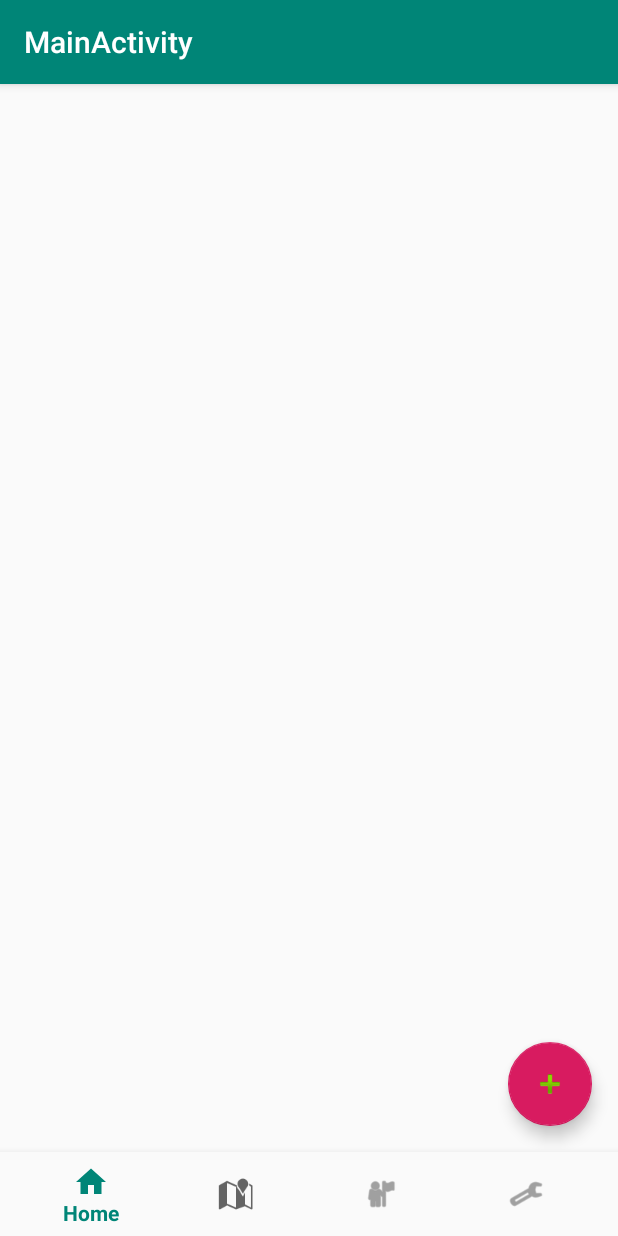
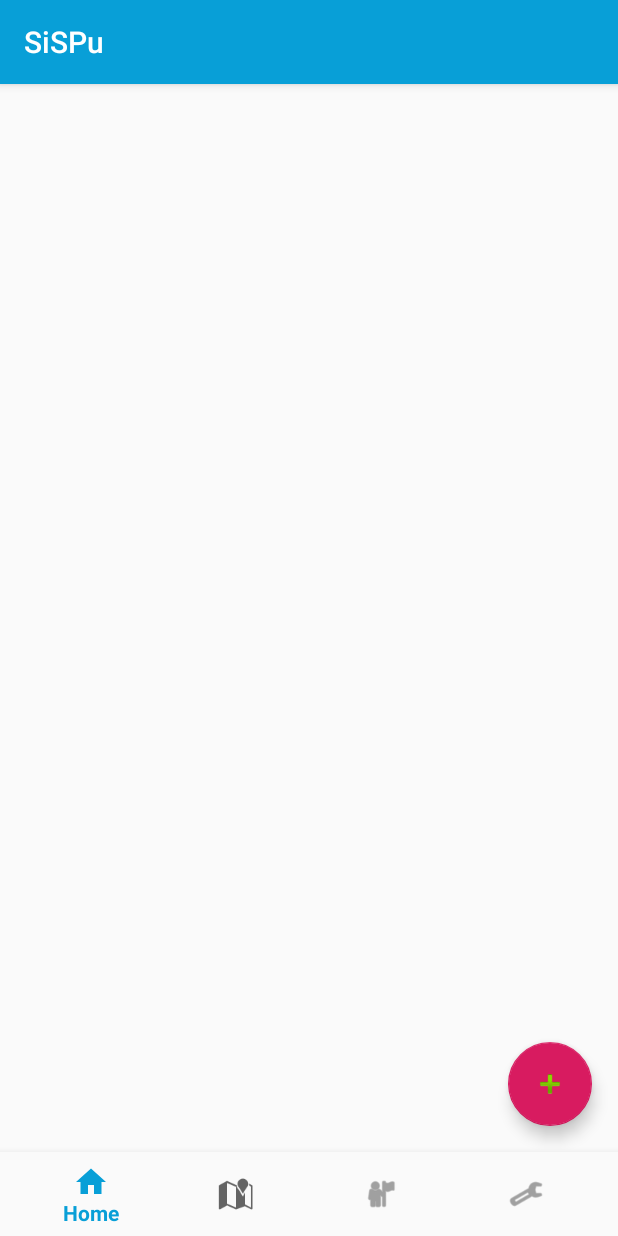
Before and after one commit to jacksonmaia/Novo-Sispu, an Android app: the screen it shows after launch once a user with an empty profile is signed in (MainActivity), on a phone screen of 412 x 824 dp. Run offline under Robolectric (Android 15) with nearby library versions, the phone set to English and light mode, and no system bars; our stand-ins replace Firebase (no records; nobody signed in at launch, a user with empty details on screens opened directly); libraries missing offline, so code that uses them is left out: com.facebook, com.facebook.login; 8 statements that could not run were skipped.

Commit message:
Some changes

```diff
--- a/app/src/main/AndroidManifest.xml
+++ b/app/src/main/AndroidManifest.xml
@@ -18,14 +18,16 @@
         android:theme="@style/AppTheme">
         <activity
             android:name=".LoginActivity"
-            android:label="@string/app_name">
+            android:label="@string/title_login">
             <intent-filter>
                 <action android:name="android.intent.action.MAIN" />
 
                 <category android:name="android.intent.category.LAUNCHER" />
             </intent-filter>
         </activity>
-        <activity android:name=".RegisterActivity" />
+        <activity
+            android:name=".RegisterActivity"
+            android:label="@string/title_register"/>
         <activity
             android:name=".MainActivity"
             android:label="@string/title_activity_main" />
--- a/app/src/main/java/mobile/ufc/br/novosispu/MainActivity.java
+++ b/app/src/main/java/mobile/ufc/br/novosispu/MainActivity.java
@@ -32,6 +32,8 @@ public class MainActivity extends AppCompatActivity {
     final FragmentManager fm = getSupportFragmentManager();
     private Fragment active = homeFragment;
 
+    Intent notificacaoService;
+
     @Override
     protected void onCreate(Bundle savedInstanceState) {
         super.onCreate(savedInstanceState);
@@ -40,7 +42,7 @@ public class MainActivity extends AppCompatActivity {
         BottomNavigationView navigation = (BottomNavigationView) findViewById(R.id.navigation);
         navigation.setOnNavigationItemSelectedListener(mOnNavigationItemSelectedListener);
 
-        Intent notificacaoService = new Intent(this, NotificationService.class);
+        notificacaoService = new Intent(this, NotificationService.class);
         startService(notificacaoService);
 
         IntentFilter filter = new IntentFilter();
@@ -128,4 +130,8 @@ public class MainActivity extends AppCompatActivity {
         finish();
     }
 
+    public void stopService() {
+        stopService(notificacaoService);
+    }
+
 }
--- a/app/src/main/java/mobile/ufc/br/novosispu/fragments/OptionsFragment.java
+++ b/app/src/main/java/mobile/ufc/br/novosispu/fragments/OptionsFragment.java
@@ -14,7 +14,10 @@ import com.facebook.login.LoginManager;
 import com.google.firebase.auth.FirebaseAuth;
 
 import mobile.ufc.br.novosispu.LoginActivity;
+import mobile.ufc.br.novosispu.MainActivity;
 import mobile.ufc.br.novosispu.R;
+
+import static mobile.ufc.br.novosispu.Constants.FRAGMENT_HOME_ID;
 
 /**
  * A simple {@link Fragment} subclass.
@@ -54,6 +57,8 @@ public class OptionsFragment extends Fragment {
                 FirebaseAuth.getInstance().signOut();
                 LoginManager.getInstance().logOut();
 
+                ((MainActivity)getActivity()).stopService();
+
                 Intent intent = new Intent(getActivity(), LoginActivity.class);
                 startActivity(intent);
             }
--- a/app/src/main/res/values/colors.xml
+++ b/app/src/main/res/values/colors.xml
@@ -1,7 +1,7 @@
 <?xml version="1.0" encoding="utf-8"?>
 <resources>
-    <color name="colorPrimary">#008577</color>
-    <color name="colorPrimaryDark">#00574B</color>
+    <color name="colorPrimary">#089fd7</color>
+    <color name="colorPrimaryDark">#1a7597</color>
     <color name="colorAccent">#D81B60</color>
     <color name="colorLight">#FFFFFF</color>
     <color name="textLight">#ffffff</color>
--- a/app/src/main/res/values/strings.xml
+++ b/app/src/main/res/values/strings.xml
@@ -13,7 +13,7 @@
     <string name="permission_rationale">"Contacts permissions are needed for providing email
         completions."
     </string>
-    <string name="title_activity_main">MainActivity</string>
+    <string name="title_activity_main">SiSPu</string>
     <string name="title_home">Home</string>
     <string name="title_dashboard">Dashboard</string>
     <string name="title_notifications">Notifications</string>
@@ -32,4 +32,6 @@
     <string name="title_options">Opções</string>
     <string name="title_map">Mapa</string>
     <string name="title_my_demands">Minhas</string>
+    <string name="title_login">Login</string>
+    <string name="title_register">Registre-se</string>
 </resources>
```
